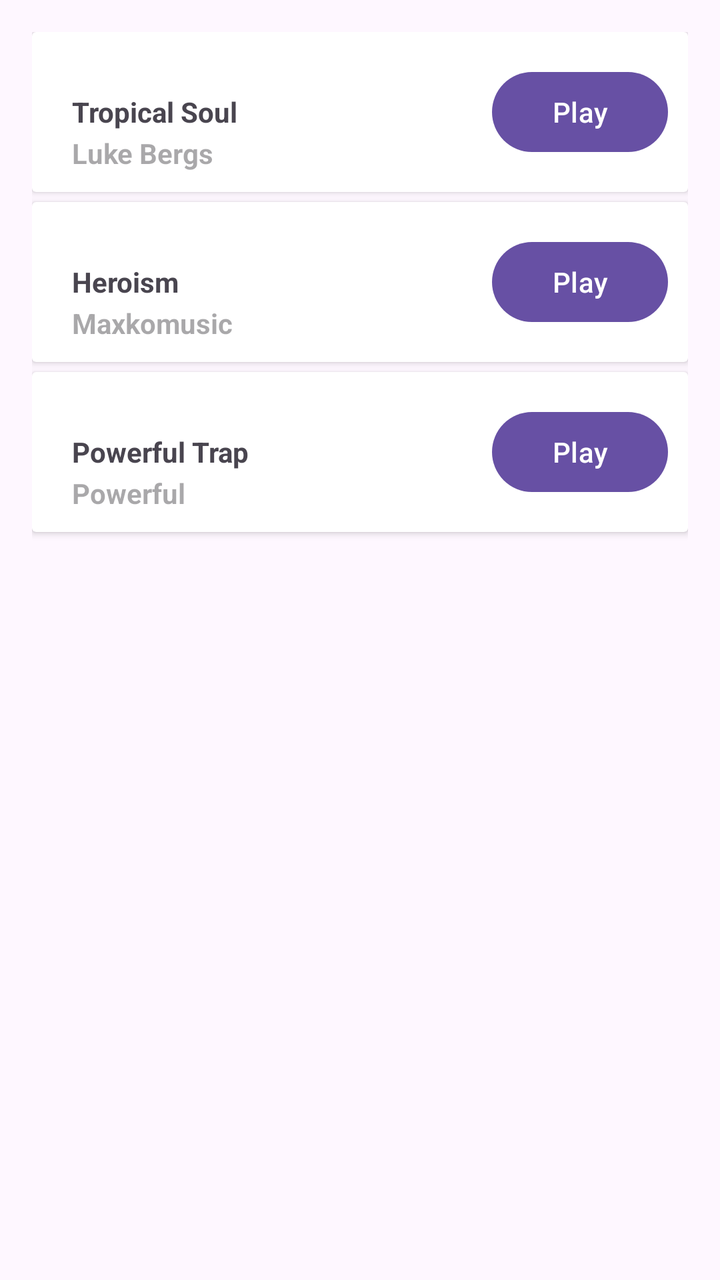
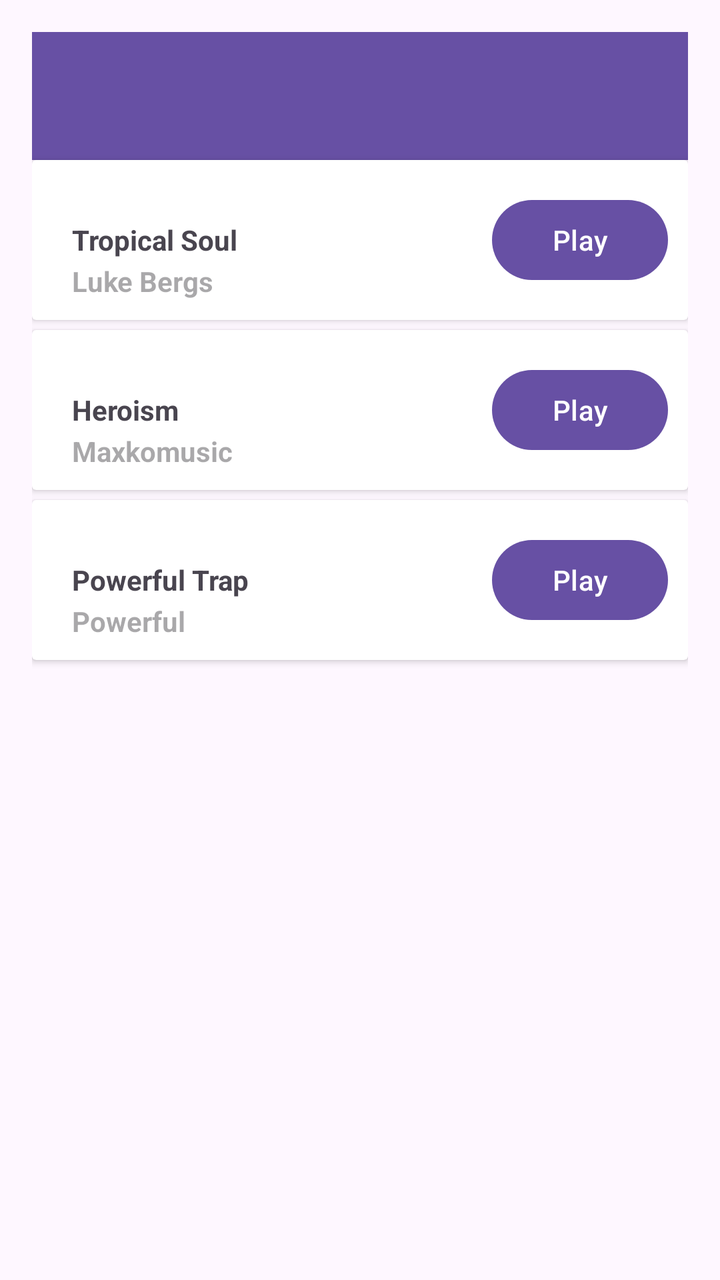

Two renders of the same Android screen: before a commit and after it. Below are the layout's source before the change and the commit's diff.
<!-- AndroidManifest.xml: application theme Theme.Lab1MusicPlayer -->
<!-- res/layout/activity_main.xml -->
<?xml version="1.0" encoding="utf-8"?>
<LinearLayout xmlns:android="http://schemas.android.com/apk/res/android"
    xmlns:app="http://schemas.android.com/apk/res-auto"
    xmlns:tools="http://schemas.android.com/tools"
    android:id="@+id/main"
    android:layout_width="match_parent"
    android:layout_height="match_parent"
    android:orientation="vertical"
    android:padding="16dp"
    tools:context=".MainActivity">

    <androidx.cardview.widget.CardView
        android:layout_width="match_parent"
        android:layout_height="80dp"
        android:layout_marginBottom="5dp"
        android:layout_gravity="top">

        <TextView
            android:id="@+id/textView"
            android:layout_width="wrap_content"
            android:layout_height="wrap_content"
            android:text="@string/tropical_soul"
            android:paddingStart="20dp"
            android:paddingEnd="0dp"
            android:textStyle="bold"
            android:layout_gravity="start|center"/>

        <TextView
            android:id="@+id/textView2"
            android:layout_width="wrap_content"
            android:layout_height="wrap_content"

            android:hint="Luke Bergs"
            android:textStyle="bold"
            android:layout_gravity="bottom"
            android:paddingStart="20dp"
            android:paddingEnd="0dp"
            android:paddingBottom="10dp"/>

        <Button
            android:id="@+id/button"
            android:layout_width="wrap_content"
            android:layout_height="wrap_content"
            android:text="@string/play"
            android:layout_marginEnd="10dp"
            android:layout_gravity="end|center"
            android:onClick="Soundtrack"/>
    </androidx.cardview.widget.CardView>

    <androidx.cardview.widget.CardView
        android:layout_width="match_parent"
        android:layout_height="80dp"
        android:layout_marginBottom="5dp"
        android:layout_gravity="top">

        <TextView
            android:id="@+id/heroism"
            android:layout_width="wrap_content"
            android:layout_height="wrap_content"
            android:layout_gravity="start|center"
            android:paddingStart="20dp"
            android:paddingEnd="0dp"
            android:text="Heroism"
            android:textStyle="bold" />

        <TextView
            android:id="@+id/maxkomusic"
            android:layout_width="wrap_content"
            android:layout_height="wrap_content"
            android:layout_gravity="bottom"
            android:hint="Maxkomusic"
            android:paddingStart="20dp"
            android:paddingEnd="0dp"
            android:paddingBottom="10dp"
            android:textStyle="bold" />

        <Button
            android:id="@+id/button2"
            android:layout_width="wrap_content"
            android:layout_height="wrap_content"
            android:text="@string/play"
            android:layout_marginEnd="10dp"
            android:layout_gravity="end|center"/>
    </androidx.cardview.widget.CardView>


    <androidx.cardview.widget.CardView
        android:layout_width="match_parent"
        android:layout_height="80dp"
        android:layout_marginBottom="5dp"
        android:layout_gravity="top">

        <TextView
            android:id="@+id/PowerfulTrap"
            android:layout_width="wrap_content"
            android:layout_height="wrap_content"
            android:layout_gravity="start|center"
            android:paddingStart="20dp"
            android:paddingEnd="0dp"
            android:text="Powerful Trap"
            android:textStyle="bold" />

        <TextView
            android:id="@+id/Powerful"
            android:layout_width="wrap_content"
            android:layout_height="wrap_content"
            android:layout_gravity="bottom"
            android:hint="Powerful"
            android:paddingStart="20dp"
            android:paddingEnd="0dp"
            android:paddingBottom="10dp"
            android:textStyle="bold" />

        <Button
            android:id="@+id/button3"
            android:layout_width="wrap_content"
            android:layout_height="wrap_content"
            android:text="@string/play"
            android:layout_marginEnd="10dp"
            android:layout_gravity="end|center"/>
    </androidx.cardview.widget.CardView>

</LinearLayout>
<!-- resources referenced by this layout -->
<resources>
  <string name="play">Play</string>
  <string name="tropical_soul">Tropical Soul</string>
  <style name="Theme.Lab1MusicPlayer" parent="Base.Theme.Lab1MusicPlayer" />
  <style name="Base.Theme.Lab1MusicPlayer" parent="Theme.Material3.DayNight.NoActionBar">
          
          
      </style>
</resources>

<!-- the commit's change to res/layout/activity_main.xml (unified diff, before → after) -->
@@ -8,6 +8,10 @@
     android:orientation="vertical"
     android:padding="16dp"
     tools:context=".MainActivity">
+
+    <include
+        layout="@layout/toolbar_main"
+        android:id="@+id/toolbar"/>
 
     <androidx.cardview.widget.CardView
         android:layout_width="match_parent"
@@ -44,7 +48,7 @@
             android:text="@string/play"
             android:layout_marginEnd="10dp"
             android:layout_gravity="end|center"
-            android:onClick="Soundtrack"/>
+            android:onClick="Soundtrack1"/>
     </androidx.cardview.widget.CardView>
 
     <androidx.cardview.widget.CardView
@@ -121,3 +125,13 @@
     </androidx.cardview.widget.CardView>
 
 </LinearLayout>
+<!-- res/layout/toolbar_main.xml (included above) -->
+<?xml version="1.0" encoding="utf-8"?>
+<androidx.appcompat.widget.Toolbar xmlns:android="http://schemas.android.com/apk/res/android"
+    android:layout_width="match_parent"
+    android:layout_height="?attr/actionBarSize"
+    android:theme="@style/ThemeOverlay.AppCompat.ActionBar"
+    android:id="@+id/toolbar"
+    android:background="?attr/colorPrimary">
+
+</androidx.appcompat.widget.Toolbar>
